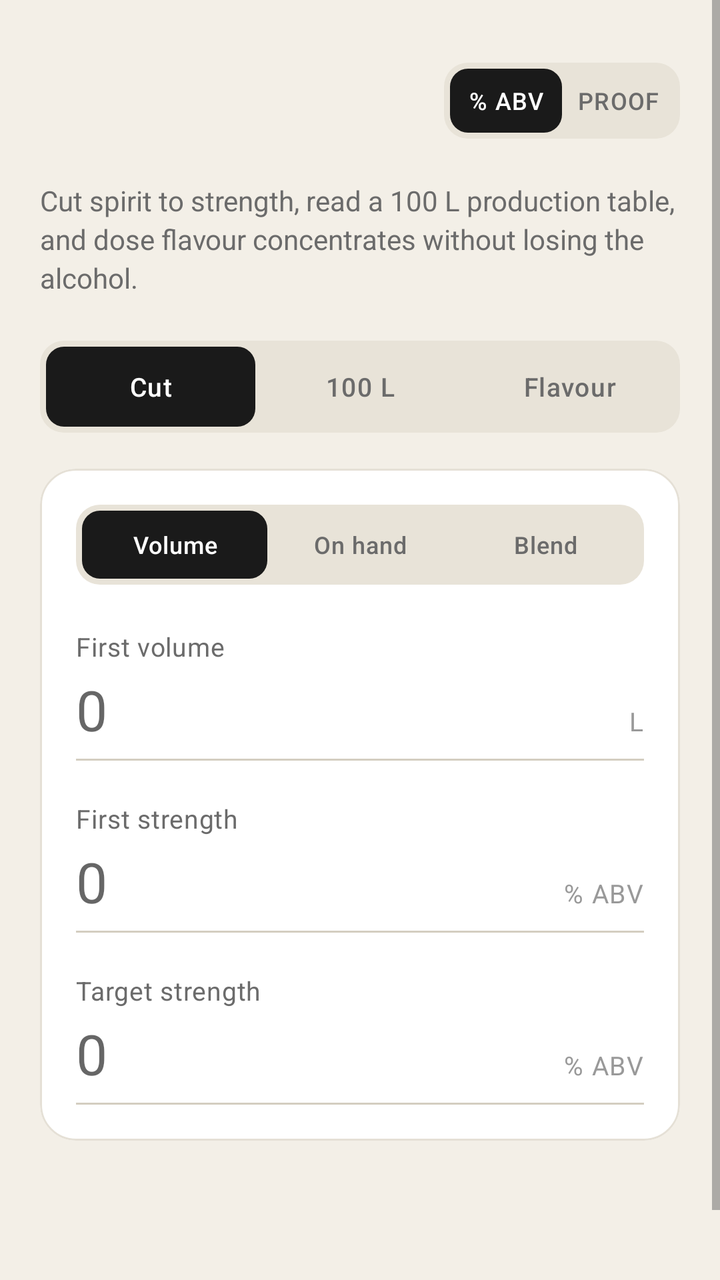
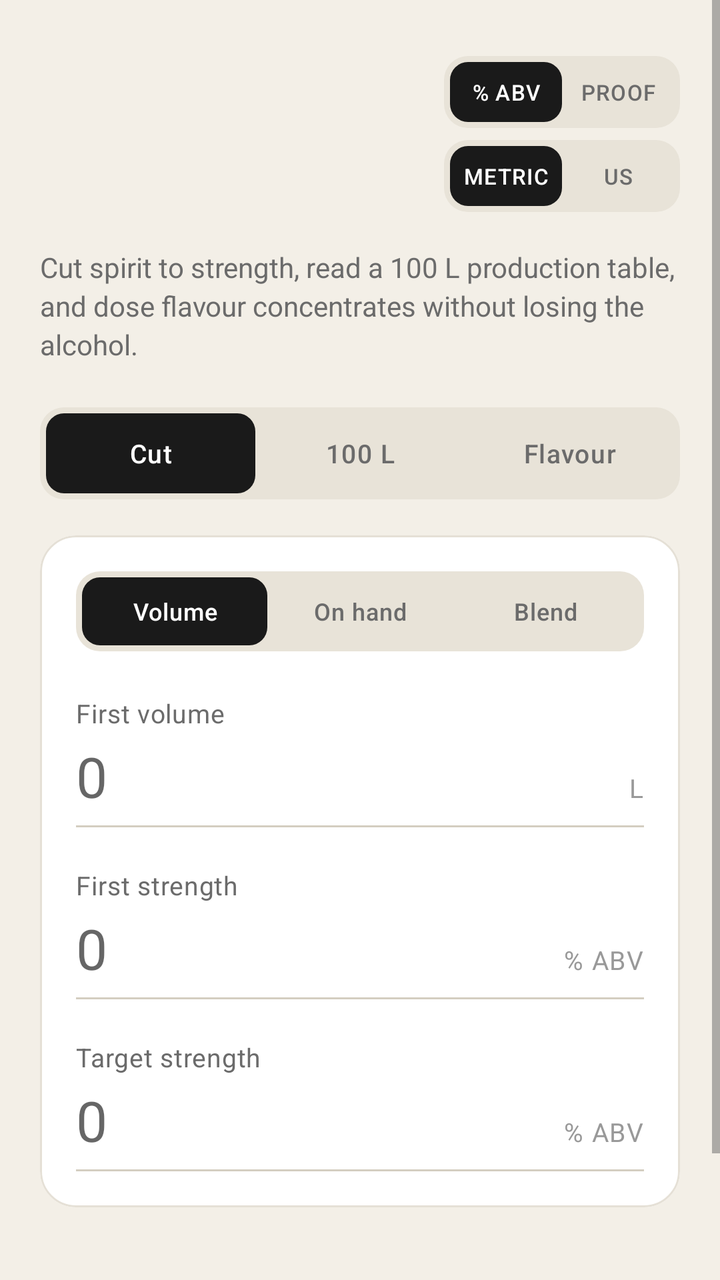

Before-and-after screenshots of an Android layout around one commit, followed by the original layout XML and the change that was made.
<!-- AndroidManifest.xml: application theme Theme.Neatly -->
<!-- res/layout/activity_main.xml -->
<?xml version="1.0" encoding="utf-8"?>
<ScrollView xmlns:android="http://schemas.android.com/apk/res/android"
    xmlns:app="http://schemas.android.com/apk/res-auto"
    android:layout_width="match_parent"
    android:layout_height="match_parent"
    android:background="@color/bg"
    android:fillViewport="true">

    <LinearLayout
        android:layout_width="match_parent"
        android:layout_height="wrap_content"
        android:orientation="vertical"
        android:paddingStart="20dp"
        android:paddingEnd="20dp"
        android:paddingTop="28dp"
        android:paddingBottom="40dp">

        <LinearLayout
            android:layout_width="match_parent"
            android:layout_height="wrap_content"
            android:orientation="horizontal"
            android:gravity="center_vertical"
            android:layout_marginBottom="18dp">

            <TextView
                android:id="@+id/wordmarkText"
                android:layout_width="0dp"
                android:layout_height="wrap_content"
                android:layout_weight="1"
                android:textSize="38sp"
                android:textColor="@color/ink"
                android:includeFontPadding="false" />

            <LinearLayout
                android:layout_width="wrap_content"
                android:layout_height="wrap_content"
                android:orientation="horizontal"
                android:background="@drawable/pill_container"
                android:padding="3dp">

                <TextView
                    android:id="@+id/unitAbv"
                    android:layout_width="56dp"
                    android:layout_height="32dp"
                    android:gravity="center"
                    android:text="@string/unit_abv"
                    android:textSize="12sp"
                    android:textColor="@color/on_accent"
                    android:fontFamily="sans-serif-medium"
                    android:letterSpacing="0.04"
                    android:background="@drawable/pill_active" />

                <TextView
                    android:id="@+id/unitProof"
                    android:layout_width="56dp"
                    android:layout_height="32dp"
                    android:gravity="center"
                    android:text="@string/unit_proof"
                    android:textSize="12sp"
                    android:textColor="@color/ink_muted"
                    android:fontFamily="sans-serif-medium"
                    android:letterSpacing="0.04" />
            </LinearLayout>
        </LinearLayout>

        <TextView
            android:layout_width="match_parent"
            android:layout_height="wrap_content"
            android:text="@string/tagline"
            android:textColor="@color/ink_muted"
            android:textSize="14sp"
            android:lineSpacingExtra="3dp"
            android:layout_marginBottom="22dp" />

        <LinearLayout
            android:layout_width="match_parent"
            android:layout_height="wrap_content"
            android:orientation="horizontal"
            android:background="@drawable/pill_container"
            android:padding="3dp"
            android:layout_marginBottom="18dp">

            <TextView
                android:id="@+id/tabCut"
                android:layout_width="0dp"
                android:layout_height="40dp"
                android:layout_weight="1"
                android:gravity="center"
                android:text="@string/tab_cut"
                android:textSize="13sp"
                android:textColor="@color/on_accent"
                android:fontFamily="sans-serif-medium"
                android:letterSpacing="0.04"
                android:background="@drawable/pill_active" />

            <TextView
                android:id="@+id/tab100l"
                android:layout_width="0dp"
                android:layout_height="40dp"
                android:layout_weight="1"
                android:gravity="center"
                android:text="@string/tab_100l"
                android:textSize="13sp"
                android:textColor="@color/ink_muted"
                android:fontFamily="sans-serif-medium"
                android:letterSpacing="0.04" />

            <TextView
                android:id="@+id/tabFlavour"
                android:layout_width="0dp"
                android:layout_height="40dp"
                android:layout_weight="1"
                android:gravity="center"
                android:text="@string/tab_flavour"
                android:textSize="13sp"
                android:textColor="@color/ink_muted"
                android:fontFamily="sans-serif-medium"
                android:letterSpacing="0.04" />
        </LinearLayout>

        <com.google.android.material.card.MaterialCardView
            android:layout_width="match_parent"
            android:layout_height="wrap_content"
            app:cardBackgroundColor="@color/card_bg"
            app:cardCornerRadius="18dp"
            app:cardElevation="0dp"
            app:strokeColor="@color/border"
            app:strokeWidth="1dp"
            android:layout_marginBottom="16dp">

            <LinearLayout
                android:layout_width="match_parent"
                android:layout_height="wrap_content"
                android:orientation="vertical"
                android:padding="18dp">

                <LinearLayout
                    android:layout_width="match_parent"
                    android:layout_height="wrap_content"
                    android:orientation="horizontal"
                    android:background="@drawable/pill_container"
                    android:padding="3dp"
                    android:layout_marginBottom="22dp">

                    <TextView
                        android:id="@+id/subVolume"
                        android:layout_width="0dp"
                        android:layout_height="34dp"
                        android:layout_weight="1"
                        android:gravity="center"
                        android:text="@string/subtab_volume"
                        android:textSize="12sp"
                        android:textColor="@color/on_accent"
                        android:fontFamily="sans-serif-medium"
                        android:letterSpacing="0.03"
                        android:background="@drawable/pill_active" />

                    <TextView
                        android:id="@+id/subOnHand"
                        android:layout_width="0dp"
                        android:layout_height="34dp"
                        android:layout_weight="1"
                        android:gravity="center"
                        android:text="@string/subtab_onhand"
                        android:textSize="12sp"
                        android:textColor="@color/ink_muted"
                        android:fontFamily="sans-serif-medium"
                        android:letterSpacing="0.03" />

                    <TextView
                        android:id="@+id/subBlend"
                        android:layout_width="0dp"
                        android:layout_height="34dp"
                        android:layout_weight="1"
                        android:gravity="center"
                        android:text="@string/subtab_blend"
                        android:textSize="12sp"
                        android:textColor="@color/ink_muted"
                        android:fontFamily="sans-serif-medium"
                        android:letterSpacing="0.03" />
                </LinearLayout>

                <LinearLayout
                    android:layout_width="match_parent"
                    android:layout_height="wrap_content"
                    android:orientation="vertical"
                    android:layout_marginBottom="20dp">

                    <TextView
                        android:layout_width="wrap_content"
                        android:layout_height="wrap_content"
                        android:text="@string/label_first_volume"
                        android:textSize="13sp"
                        android:textColor="@color/ink_muted"
                        android:letterSpacing="0.02" />

                    <LinearLayout
                        android:layout_width="match_parent"
                        android:layout_height="wrap_content"
                        android:orientation="horizontal"
                        android:gravity="bottom">

                        <EditText
                            android:id="@+id/sourceVolume"
                            android:layout_width="0dp"
                            android:layout_height="wrap_content"
                            android:layout_weight="1"
                            android:textSize="28sp"
                            android:textColor="@color/ink"
                            android:fontFamily="@font/playfair_display"
                            android:background="@null"
                            android:paddingTop="4dp"
                            android:paddingBottom="6dp"
                            android:inputType="numberDecimal"
                            android:importantForAutofill="no"
                            android:hint="0" />

                        <TextView
                            android:layout_width="wrap_content"
                            android:layout_height="wrap_content"
                            android:text="@string/unit_liters"
                            android:textSize="13sp"
                            android:textColor="@color/ink_light"
                            android:letterSpacing="0.04"
                            android:paddingBottom="10dp" />
                    </LinearLayout>

                    <View
                        android:layout_width="match_parent"
                        android:layout_height="1dp"
                        android:background="@color/border_strong" />
                </LinearLayout>

                <LinearLayout
                    android:layout_width="match_parent"
                    android:layout_height="wrap_content"
                    android:orientation="vertical"
                    android:layout_marginBottom="20dp">

                    <TextView
                        android:layout_width="wrap_content"
                        android:layout_height="wrap_content"
                        android:text="@string/label_first_strength"
                        android:textSize="13sp"
                        android:textColor="@color/ink_muted"
                        android:letterSpacing="0.02" />

                    <LinearLayout
                        android:layout_width="match_parent"
                        android:layout_height="wrap_content"
                        android:orientation="horizontal"
                        android:gravity="bottom">

                        <EditText
                            android:id="@+id/sourceAbv"
                            android:layout_width="0dp"
                            android:layout_height="wrap_content"
                            android:layout_weight="1"
                            android:textSize="28sp"
                            android:textColor="@color/ink"
                            android:fontFamily="@font/playfair_display"
                            android:background="@null"
                            android:paddingTop="4dp"
                            android:paddingBottom="6dp"
                            android:inputType="numberDecimal"
                            android:importantForAutofill="no"
                            android:hint="0" />

                        <TextView
                            android:layout_width="wrap_content"
                            android:layout_height="wrap_content"
                            android:text="@string/unit_abv"
                            android:textSize="13sp"
                            android:textColor="@color/ink_light"
                            android:letterSpacing="0.04"
                            android:paddingBottom="10dp" />
                    </LinearLayout>

                    <View
                        android:layout_width="match_parent"
                        android:layout_height="1dp"
                        android:background="@color/border_strong" />
                </LinearLayout>

                <LinearLayout
                    android:layout_width="match_parent"
                    android:layout_height="wrap_content"
                    android:orientation="vertical">

                    <TextView
                        android:layout_width="wrap_content"
                        android:layout_height="wrap_content"
                        android:text="@string/label_target_strength"
                        android:textSize="13sp"
                        android:textColor="@color/ink_muted"
                        android:letterSpacing="0.02" />

                    <LinearLayout
                        android:layout_width="match_parent"
                        android:layout_height="wrap_content"
                        android:orientation="horizontal"
                        android:gravity="bottom">

                        <EditText
                            android:id="@+id/targetAbv"
                            android:layout_width="0dp"
                            android:layout_height="wrap_content"
                            android:layout_weight="1"
                            android:textSize="28sp"
                            android:textColor="@color/ink"
                            android:fontFamily="@font/playfair_display"
                            android:background="@null"
                            android:paddingTop="4dp"
                            android:paddingBottom="6dp"
                            android:inputType="numberDecimal"
                            android:importantForAutofill="no"
                            android:hint="0" />

                        <TextView
                            android:layout_width="wrap_content"
                            android:layout_height="wrap_content"
                            android:text="@string/unit_abv"
                            android:textSize="13sp"
                            android:textColor="@color/ink_light"
                            android:letterSpacing="0.04"
                            android:paddingBottom="10dp" />
                    </LinearLayout>

                    <View
                        android:layout_width="match_parent"
                        android:layout_height="1dp"
                        android:background="@color/border_strong" />
                </LinearLayout>

            </LinearLayout>
        </com.google.android.material.card.MaterialCardView>

        <com.google.android.material.card.MaterialCardView
            android:id="@+id/resultsCard"
            android:layout_width="match_parent"
            android:layout_height="wrap_content"
            app:cardBackgroundColor="@color/card_bg"
            app:cardCornerRadius="18dp"
            app:cardElevation="0dp"
            app:strokeColor="@color/border"
            app:strokeWidth="1dp"
            android:layout_marginBottom="16dp"
            android:visibility="gone">

            <LinearLayout
                android:layout_width="match_parent"
                android:layout_height="wrap_content"
                android:orientation="vertical"
                android:padding="20dp">

                <TextView
                    android:layout_width="wrap_content"
                    android:layout_height="wrap_content"
                    android:text="@string/results_title"
                    android:textSize="22sp"
                    android:textColor="@color/ink"
                    android:fontFamily="@font/playfair_display"
                    android:layout_marginBottom="14dp" />

                <LinearLayout
                    android:layout_width="match_parent"
                    android:layout_height="wrap_content"
                    android:orientation="horizontal"
                    android:paddingTop="14dp"
                    android:paddingBottom="14dp">

                    <TextView
                        android:layout_width="0dp"
                        android:layout_height="wrap_content"
                        android:layout_weight="1"
                        android:text="@string/result_water_to_add"
                        android:textSize="15sp"
                        android:textColor="@color/ink_muted" />

                    <TextView
                        android:id="@+id/resWater"
                        android:layout_width="wrap_content"
                        android:layout_height="wrap_content"
                        android:textSize="24sp"
                        android:textColor="@color/ink"
                        android:fontFamily="@font/playfair_display" />
                </LinearLayout>

                <View android:layout_width="match_parent" android:layout_height="1dp" android:background="@color/border" />

                <LinearLayout
                    android:layout_width="match_parent"
                    android:layout_height="wrap_content"
                    android:orientation="horizontal"
                    android:paddingTop="14dp"
                    android:paddingBottom="14dp">

                    <TextView
                        android:layout_width="0dp"
                        android:layout_height="wrap_content"
                        android:layout_weight="1"
                        android:text="@string/result_final_volume"
                        android:textSize="15sp"
                        android:textColor="@color/ink_muted" />

                    <TextView
                        android:id="@+id/resFinalVol"
                        android:layout_width="wrap_content"
                        android:layout_height="wrap_content"
                        android:textSize="24sp"
                        android:textColor="@color/ink"
                        android:fontFamily="@font/playfair_display" />
                </LinearLayout>

                <View android:layout_width="match_parent" android:layout_height="1dp" android:background="@color/border" />

                <LinearLayout
                    android:layout_width="match_parent"
                    android:layout_height="wrap_content"
                    android:orientation="horizontal"
                    android:paddingTop="14dp"
                    android:paddingBottom="14dp">

                    <TextView
                        android:layout_width="0dp"
                        android:layout_height="wrap_content"
                        android:layout_weight="1"
                        android:text="@string/result_pure_alcohol"
                        android:textSize="15sp"
                        android:textColor="@color/ink_muted" />

                    <TextView
                        android:id="@+id/resPureAlc"
                        android:layout_width="wrap_content"
                        android:layout_height="wrap_content"
                        android:textSize="24sp"
                        android:textColor="@color/ink"
                        android:fontFamily="@font/playfair_display" />
                </LinearLayout>

                <View android:layout_width="match_parent" android:layout_height="1dp" android:background="@color/border" />

                <LinearLayout
                    android:layout_width="match_parent"
                    android:layout_height="wrap_content"
                    android:orientation="horizontal"
                    android:paddingTop="14dp"
                    android:paddingBottom="14dp">

                    <TextView
                        android:layout_width="0dp"
                        android:layout_height="wrap_content"
                        android:layout_weight="1"
                        android:text="@string/result_contraction"
                        android:textSize="15sp"
                        android:textColor="@color/ink_muted" />

                    <TextView
                        android:id="@+id/resContraction"
                        android:layout_width="wrap_content"
                        android:layout_height="wrap_content"
                        android:textSize="24sp"
                        android:textColor="@color/ink"
                        android:fontFamily="@font/playfair_display" />
                </LinearLayout>

                <TextView
                    android:id="@+id/resWarning"
                    android:layout_width="match_parent"
                    android:layout_height="wrap_content"
                    android:textSize="13sp"
                    android:textColor="@color/ink_light"
                    android:layout_marginTop="14dp" />
            </LinearLayout>
        </com.google.android.material.card.MaterialCardView>

        <com.google.android.material.card.MaterialCardView
            android:id="@+id/updateBanner"
            android:layout_width="match_parent"
            android:layout_height="wrap_content"
            app:cardBackgroundColor="@color/accent_dark"
            app:cardCornerRadius="12dp"
            app:cardElevation="0dp"
            android:layout_marginBottom="16dp"
            android:clickable="true"
            android:focusable="true"
            android:visibility="gone">

            <TextView
                android:layout_width="match_parent"
                android:layout_height="wrap_content"
                android:paddingTop="14dp"
                android:paddingBottom="14dp"
                android:paddingStart="20dp"
                android:paddingEnd="20dp"
                android:gravity="center"
                android:text="@string/update_ready"
                android:textColor="@color/on_accent"
                android:textSize="14sp"
                android:fontFamily="sans-serif-medium"
                android:letterSpacing="0.03" />
        </com.google.android.material.card.MaterialCardView>

        <TextView
            android:id="@+id/footerText"
            android:layout_width="match_parent"
            android:layout_height="wrap_content"
            android:layout_marginTop="36dp"
            android:textSize="11sp"
            android:textColor="@color/ink_light"
            android:fontFamily="sans-serif"
            android:letterSpacing="0.08"
            android:gravity="center" />

    </LinearLayout>
</ScrollView>
<!-- resources referenced by this layout -->
<resources>
  <color name="accent_dark">#1A1A1A</color>
  <color name="bg">#F3EFE7</color>
  <color name="border">#E5E0D6</color>
  <color name="border_strong">#D4CEC1</color>
  <color name="card_bg">#FFFFFF</color>
  <color name="ink">#1A1A1A</color>
  <color name="ink_light">#999999</color>
  <color name="ink_muted">#6B6B6B</color>
  <color name="on_accent">#FFFFFF</color>
  <!-- drawable pill_active (drawable) -->
  <?xml version="1.0" encoding="utf-8"?>
  <shape xmlns:android="http://schemas.android.com/apk/res/android"
      android:shape="rectangle">
      <solid android:color="@color/accent_dark" />
      <corners android:radius="9dp" />
  </shape>
  <!-- drawable pill_container (drawable) -->
  <?xml version="1.0" encoding="utf-8"?>
  <shape xmlns:android="http://schemas.android.com/apk/res/android"
      android:shape="rectangle">
      <solid android:color="@color/tint" />
      <corners android:radius="12dp" />
  </shape>
  <string name="label_first_strength">First strength</string>
  <string name="label_first_volume">First volume</string>
  <string name="label_target_strength">Target strength</string>
  <string name="result_contraction">Contraction</string>
  <string name="result_final_volume">Final volume</string>
  <string name="result_pure_alcohol">Pure alcohol</string>
  <string name="result_water_to_add">Water to add</string>
  <string name="results_title">Results</string>
  <string name="subtab_blend">Blend</string>
  <string name="subtab_onhand">On hand</string>
  <string name="subtab_volume">Volume</string>
  <string name="tab_100l">100 L</string>
  <string name="tab_cut">Cut</string>
  <string name="tab_flavour">Flavour</string>
  <string name="tagline">Cut spirit to strength, read a 100 L production table, and dose flavour concentrates without losing the alcohol.</string>
  <string name="unit_abv">% ABV</string>
  <string name="unit_liters">L</string>
  <string name="unit_proof">PROOF</string>
  <string name="update_ready">Update ready · Tap to install</string>
  <style name="Theme.Neatly" parent="Theme.MaterialComponents.Light.NoActionBar">
          <item name="colorPrimary">@color/accent_dark</item>
          <item name="colorPrimaryVariant">@color/accent_dark_hover</item>
          <item name="colorOnPrimary">@color/on_accent</item>
  
          <item name="colorSecondary">@color/ink</item>
          <item name="colorSecondaryVariant">@color/ink_muted</item>
          <item name="colorOnSecondary">@color/on_accent</item>
  
          <item name="android:colorBackground">@color/bg</item>
          <item name="colorSurface">@color/card_bg</item>
          <item name="colorOnSurface">@color/ink</item>
  
          <item name="android:statusBarColor">@color/bg</item>
          <item name="android:windowLightStatusBar">true</item>
          <item name="android:navigationBarColor">@color/bg</item>
          <item name="android:windowLightNavigationBar" tools:targetApi="o_mr1">true</item>
  
          <item name="android:textColorPrimary">@color/ink</item>
          <item name="android:textColorSecondary">@color/ink_muted</item>
      </style>
  <color name="tint">#E8E3D8</color>
  <color name="accent_dark_hover">#333333</color>
</resources>

<!-- the commit's change to res/layout/activity_main.xml (unified diff, before → after) -->
@@ -34,32 +34,71 @@
             <LinearLayout
                 android:layout_width="wrap_content"
                 android:layout_height="wrap_content"
-                android:orientation="horizontal"
-                android:background="@drawable/pill_container"
-                android:padding="3dp">
-
-                <TextView
-                    android:id="@+id/unitAbv"
-                    android:layout_width="56dp"
-                    android:layout_height="32dp"
-                    android:gravity="center"
-                    android:text="@string/unit_abv"
-                    android:textSize="12sp"
-                    android:textColor="@color/on_accent"
-                    android:fontFamily="sans-serif-medium"
-                    android:letterSpacing="0.04"
-                    android:background="@drawable/pill_active" />
-
-                <TextView
-                    android:id="@+id/unitProof"
-                    android:layout_width="56dp"
-                    android:layout_height="32dp"
-                    android:gravity="center"
-                    android:text="@string/unit_proof"
-                    android:textSize="12sp"
-                    android:textColor="@color/ink_muted"
-                    android:fontFamily="sans-serif-medium"
-                    android:letterSpacing="0.04" />
+                android:orientation="vertical"
+                android:gravity="end">
+
+                <LinearLayout
+                    android:layout_width="wrap_content"
+                    android:layout_height="wrap_content"
+                    android:orientation="horizontal"
+                    android:background="@drawable/pill_container"
+                    android:padding="3dp"
+                    android:layout_marginBottom="6dp">
+
+                    <TextView
+                        android:id="@+id/unitAbv"
+                        android:layout_width="56dp"
+                        android:layout_height="30dp"
+                        android:gravity="center"
+                        android:text="@string/unit_abv"
+                        android:textSize="11sp"
+                        android:textColor="@color/on_accent"
+                        android:fontFamily="sans-serif-medium"
+                        android:letterSpacing="0.04"
+                        android:background="@drawable/pill_active" />
+
+                    <TextView
+                        android:id="@+id/unitProof"
+                        android:layout_width="56dp"
+                        android:layout_height="30dp"
+                        android:gravity="center"
+                        android:text="@string/unit_proof"
+                        android:textSize="11sp"
+                        android:textColor="@color/ink_muted"
+                        android:fontFamily="sans-serif-medium"
+                        android:letterSpacing="0.04" />
+                </LinearLayout>
+
+                <LinearLayout
+                    android:layout_width="wrap_content"
+                    android:layout_height="wrap_content"
+                    android:orientation="horizontal"
+                    android:background="@drawable/pill_container"
+                    android:padding="3dp">
+
+                    <TextView
+                        android:id="@+id/unitMetric"
+                        android:layout_width="56dp"
+                        android:layout_height="30dp"
+                        android:gravity="center"
+                        android:text="@string/unit_metric"
+                        android:textSize="11sp"
+                        android:textColor="@color/on_accent"
+                        android:fontFamily="sans-serif-medium"
+                        android:letterSpacing="0.04"
+                        android:background="@drawable/pill_active" />
+
+                    <TextView
+                        android:id="@+id/unitImperial"
+                        android:layout_width="56dp"
+                        android:layout_height="30dp"
+                        android:gravity="center"
+                        android:text="@string/unit_imperial"
+                        android:textSize="11sp"
+                        android:textColor="@color/ink_muted"
+                        android:fontFamily="sans-serif-medium"
+                        android:letterSpacing="0.04" />
+                </LinearLayout>
             </LinearLayout>
         </LinearLayout>
 
@@ -216,6 +255,7 @@
                             android:hint="0" />
 
                         <TextView
+                            android:id="@+id/unitVolume"
                             android:layout_width="wrap_content"
                             android:layout_height="wrap_content"
                             android:text="@string/unit_liters"
@@ -267,6 +307,7 @@
                             android:hint="0" />
 
                         <TextView
+                            android:id="@+id/unitSourceStrength"
                             android:layout_width="wrap_content"
                             android:layout_height="wrap_content"
                             android:text="@string/unit_abv"
@@ -317,6 +358,7 @@
                             android:hint="0" />
 
                         <TextView
+                            android:id="@+id/unitTargetStrength"
                             android:layout_width="wrap_content"
                             android:layout_height="wrap_content"
                             android:text="@string/unit_abv"
<!-- resource entries referenced after the edit -->
@@ -39,7 +39,9 @@
   <string name="tab_flavour">Flavour</string>
   <string name="tagline">Cut spirit to strength, read a 100 L production table, and dose flavour concentrates without losing the alcohol.</string>
   <string name="unit_abv">% ABV</string>
+  <string name="unit_imperial">US</string>
   <string name="unit_liters">L</string>
+  <string name="unit_metric">METRIC</string>
   <string name="unit_proof">PROOF</string>
   <string name="update_ready">Update ready · Tap to install</string>
   <style name="Theme.Neatly" parent="Theme.MaterialComponents.Light.NoActionBar">
